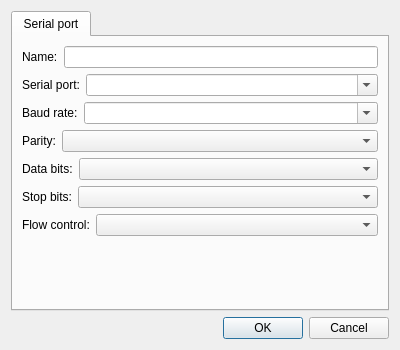
The window that Plugins/SerialPort/DlgSettingsSerialPort.ui (KangLin/RabbitRemoteControl) describes before a commit, drawn with Qt 5.
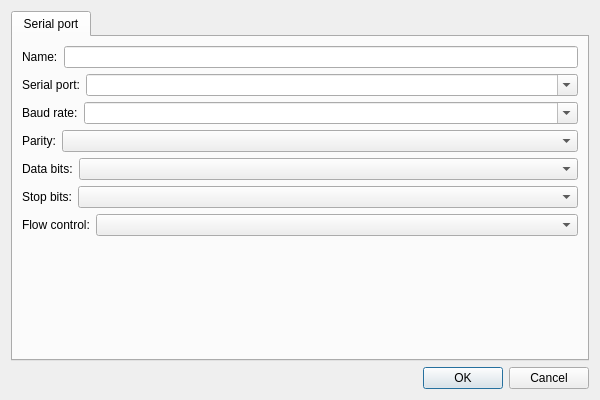
The same window after the commit.

Patch:
```diff
--- a/Plugins/SerialPort/DlgSettingsSerialPort.ui
+++ b/Plugins/SerialPort/DlgSettingsSerialPort.ui
@@ -6,8 +6,8 @@
    <rect>
     <x>0</x>
     <y>0</y>
-    <width>400</width>
-    <height>350</height>
+    <width>600</width>
+    <height>400</height>
    </rect>
   </property>
   <property name="windowTitle">
```
